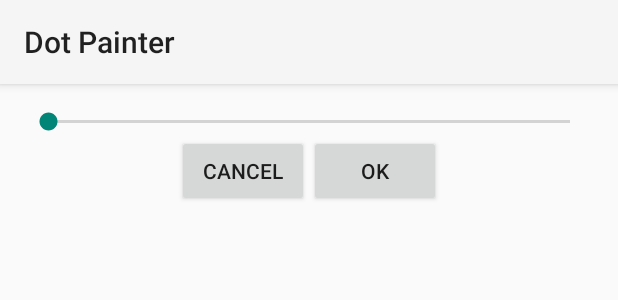
After one commit to crowcasso/303_fall15, an Android app: the layout activity_set_width_dialog.xml on its own in the app's theme, with its tools: preview values and no code run, on a phone screen of 412 x 824 dp. The commit adds this screen. Shown: the top 300 px of the screen. Run offline under Robolectric (Android 15) with nearby library versions, the phone set to English and light mode, and no system bars.

Commit message:
Added Set Width

```diff
--- a/DotPainter/app/src/main/AndroidManifest.xml
+++ b/DotPainter/app/src/main/AndroidManifest.xml
@@ -16,6 +16,11 @@
                 <category android:name="android.intent.category.LAUNCHER" />
             </intent-filter>
         </activity>
+        <activity
+            android:name=".SetWidthDialogActivity"
+            android:label="@string/title_activity_set_width_dialog"
+            android:theme="@android:style/Theme.Material.Dialog" >
+        </activity>
     </application>
 
 </manifest>
--- a/DotPainter/app/src/main/res/layout/activity_dot_painter.xml
+++ b/DotPainter/app/src/main/res/layout/activity_dot_painter.xml
@@ -9,6 +9,7 @@
     android:paddingBottom="@dimen/activity_vertical_margin" tools:context=".DotPainterActivity">
 
     <edu.elon.cs.dotpainter.DoodleView
+        android:id="@+id/doodleview"
         android:layout_width="fill_parent"
         android:layout_height="fill_parent" />
 
--- /dev/null
+++ b/DotPainter/app/src/main/res/layout/activity_set_width_dialog.xml
@@ -0,0 +1,44 @@
+<LinearLayout
+    xmlns:android="http://schemas.android.com/apk/res/android"
+    xmlns:tools="http://schemas.android.com/tools"
+    android:layout_width="match_parent"
+    android:layout_height="match_parent"
+    android:orientation="vertical"
+    android:gravity="center_horizontal"
+    android:paddingLeft="@dimen/activity_horizontal_margin"
+    android:paddingRight="@dimen/activity_horizontal_margin"
+    android:paddingTop="@dimen/activity_vertical_margin"
+    android:paddingBottom="@dimen/activity_vertical_margin"
+    tools:context="edu.elon.cs.dotpainter.SetWidthDialogActivity">
+
+    <SeekBar
+        android:id="@+id/seekbar"
+        android:layout_width="fill_parent"
+        android:layout_height="wrap_content"
+        android:max="75"/>
+
+    <ImageView
+        android:id="@+id/imageView"
+        android:layout_width="wrap_content"
+        android:layout_height="wrap_content" />
+
+    <LinearLayout
+        android:layout_width="wrap_content"
+        android:layout_height="wrap_content"
+        android:layout_gravity="center_horizontal">
+
+        <Button
+            android:layout_width="wrap_content"
+            android:layout_height="wrap_content"
+            android:text="@string/cancel_label"
+            android:onClick="onCancelClick"/>
+
+        <Button
+            android:layout_width="wrap_content"
+            android:layout_height="wrap_content"
+            android:text="@string/ok_label"
+            android:onClick="onOKClick"/>
+
+    </LinearLayout>
+
+</LinearLayout>
--- a/DotPainter/app/src/main/res/menu/menu_dot_painter.xml
+++ b/DotPainter/app/src/main/res/menu/menu_set_width_dialog.xml
@@ -1,5 +1,6 @@
 <menu xmlns:android="http://schemas.android.com/apk/res/android"
-    xmlns:tools="http://schemas.android.com/tools" tools:context=".DotPainterActivity">
+    xmlns:tools="http://schemas.android.com/tools"
+    tools:context="edu.elon.cs.dotpainter.SetWidthDialogActivity">
     <item android:id="@+id/action_settings" android:title="@string/action_settings"
         android:orderInCategory="100" android:showAsAction="never" />
 </menu>
--- a/DotPainter/app/src/main/res/values/strings.xml
+++ b/DotPainter/app/src/main/res/values/strings.xml
@@ -1,6 +1,8 @@
 <resources>
     <string name="app_name">Dot Painter</string>
-
-    <string name="hello_world">Hello world!</string>
+    <string name="cancel_label">Cancel</string>
+    <string name="ok_label">OK</string>
+    <string name="action_setwidth">Set Width</string>
+    <string name="title_activity_set_width_dialog">Set the Pen Width</string>
     <string name="action_settings">Settings</string>
 </resources>
```
Also changed, not shown: DotPainter/app/src/main/java/edu/elon/cs/dotpainter/DoodleView.java (+12 -1 lines), DotPainter/app/src/main/java/edu/elon/cs/dotpainter/Dot.java (+5 -4 lines), DotPainter/app/src/main/java/edu/elon/cs/dotpainter/DotPainterActivity.java (+27 -1 lines), DotPainter/app/src/main/java/edu/elon/cs/dotpainter/SetWidthDialogActivity.java (added, +75 -0 lines).
